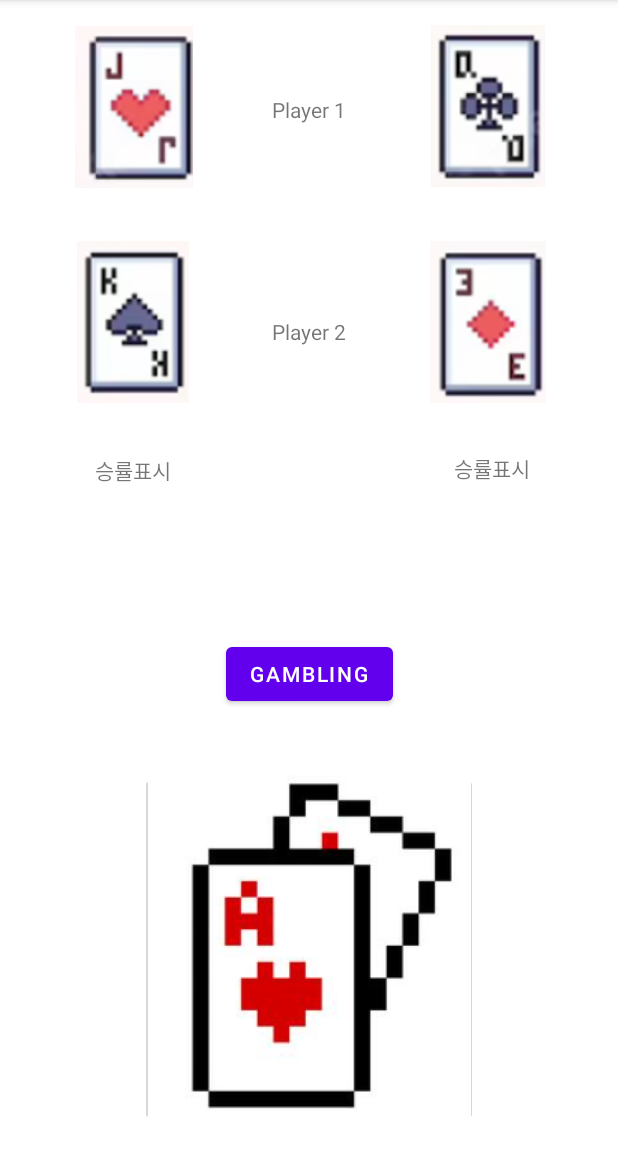
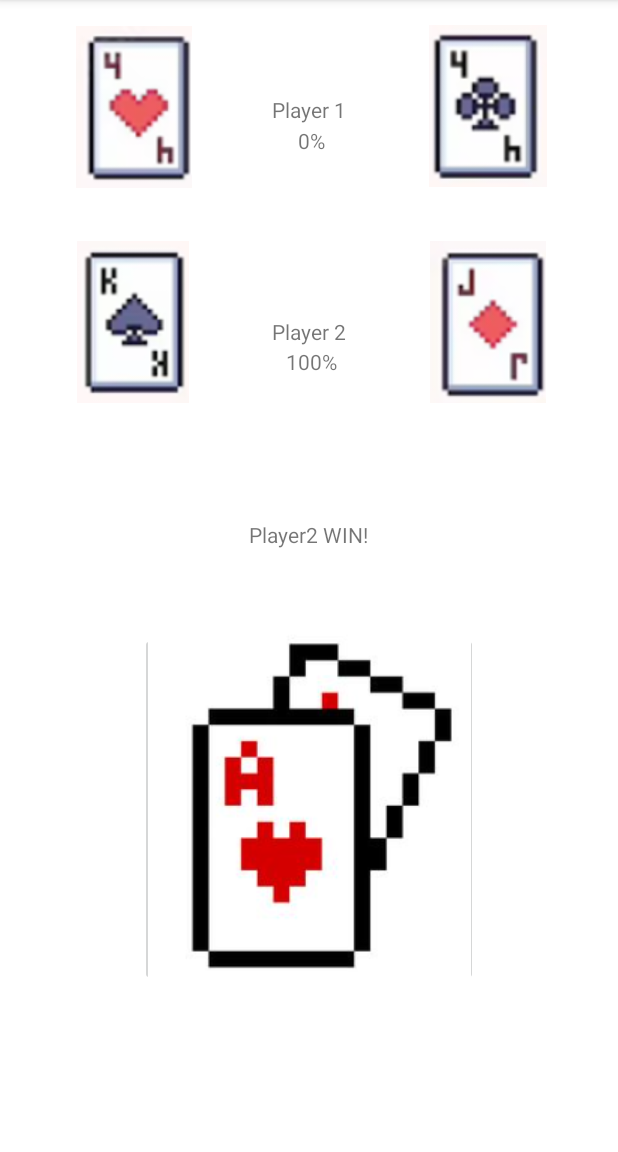
Before and after one commit to soominnnn/MobileProgramming, an Android app: the screen it shows after launch (MainActivity), after a tap on "btn", on a phone screen of 412 x 824 dp, the part 84-1236 px from its top. Run offline under Robolectric (Android 15) with nearby library versions, the phone set to English and light mode, and no system bars.

Commit message:
Gambling

```diff
--- a/app/src/main/java/com/example/mobileprogramming20230406/MainActivity.java
+++ b/app/src/main/java/com/example/mobileprogramming20230406/MainActivity.java
@@ -6,6 +6,7 @@ import android.os.Bundle;
 import android.view.View;
 import android.widget.ImageButton;
 import android.widget.ImageView;
+import android.widget.TextView;
 
 import java.util.Random;
 
@@ -14,6 +15,8 @@ public class MainActivity extends AppCompatActivity {
 
     ImageView ImageViewP1Num1,ImageViewP1Num2,ImageViewP2Num1, ImageViewP2Num2;
     ImageButton imageButton;
+
+    TextView winner, percentageP1, percentageP2 ;
 
     int[] clover = {R.drawable.clover1,R.drawable.clover2,R.drawable.clover3,
             R.drawable.clover4,R.drawable.clover5,R.drawable.clover6,R.drawable.clover7,
@@ -33,6 +36,13 @@ public class MainActivity extends AppCompatActivity {
             R.drawable.daia8,R.drawable.daia9,R.drawable.daia10,R.drawable.daia11,
             R.drawable.daia12,R.drawable.daia13};
 
+    int WinP1 = 0;
+    int WinP2 = 0;
+    int Count = 0;
+
+    long Sum_string = 0;
+    long Sum_string2 = 0;
+
     @Override
     protected void onCreate(Bundle savedInstanceState) {
         super.onCreate(savedInstanceState);
@@ -45,21 +55,44 @@ public class MainActivity extends AppCompatActivity {
 
         imageButton = findViewById(R.id.imageButton);
 
+        winner = findViewById(R.id.winnerPlayer);
+        percentageP1 = findViewById(R.id.percentageP1);
+        percentageP2 = findViewById(R.id.percentageP2);
+
         ImageView[] imageViews = {ImageViewP1Num1,ImageViewP1Num2,
                                   ImageViewP2Num1,ImageViewP2Num2 };
 
         imageButton.setOnClickListener(new View.OnClickListener() {
             @Override
             public void onClick(View view) {
+                Count++;
                 Random random = new Random();
-                int randomP1 = random.nextInt(14);
-                int randomP2 = random.nextInt(14);
-                int randomP12 = random.nextInt(14);
-                int randomP22 = random.nextInt(14);
+                int randomP1 = random.nextInt(13);
+                int randomP2 = random.nextInt(13);
+                int randomP12 = random.nextInt(13);
+                int randomP22 = random.nextInt(13);
                 imageViews[0].setImageResource(heart[randomP1]);
                 imageViews[1].setImageResource(clover[randomP12]);
                 imageViews[2].setImageResource(spade[randomP2]);
                 imageViews[3].setImageResource(daia[randomP22]);
+
+                if(randomP1 + randomP12 > randomP2 + randomP22){
+                    winner.setText("Player1 WIN!");
+                    WinP1++;
+                }
+                else if(randomP1 + randomP12 == randomP2 + randomP22){
+                    winner.setText("무승부!");
+                }
+                else{
+                    winner.setText("Player2 WIN!");
+                    WinP2++;
+                }
+                double Sum = (((float) WinP1 / Count) * 100);
+                Sum_string = Math.round(Sum);
+                percentageP1.setText(String.valueOf(Sum_string) + "%");
+                double Sum2 = (((float) WinP2 / Count) * 100);
+                Sum_string2 = Math.round(Sum2);
+                percentageP2.setText(String.valueOf(Sum_string2) + "%");
             }
         });
     }
--- a/app/src/main/res/layout/activity_main.xml
+++ b/app/src/main/res/layout/activity_main.xml
@@ -58,17 +58,6 @@
         app:layout_constraintVertical_bias="0.243"
         app:srcCompat="@drawable/daia" />
 
-    <Button
-        android:id="@+id/button"
-        android:layout_width="wrap_content"
-        android:layout_height="wrap_content"
-        android:text="Gambling"
-        app:layout_constraintBottom_toBottomOf="parent"
-        app:layout_constraintEnd_toEndOf="parent"
-        app:layout_constraintStart_toStartOf="parent"
-        app:layout_constraintTop_toTopOf="parent"
-        app:layout_constraintVertical_bias="0.591" />
-
     <ImageButton
         android:id="@+id/imageButton"
         android:layout_width="225dp"
@@ -78,9 +67,8 @@
         app:layout_constraintEnd_toEndOf="parent"
         app:layout_constraintStart_toStartOf="parent"
         app:layout_constraintTop_toTopOf="parent"
-        app:layout_constraintVertical_bias="0.967"
-        app:srcCompat="@drawable/imagebutton"
-        />
+        app:layout_constraintVertical_bias="0.792"
+        app:srcCompat="@drawable/imagebutton" />
 
     <TextView
         android:id="@+id/textView"
@@ -111,10 +99,22 @@
         android:text="승률표시"
         app:layout_constraintBottom_toBottomOf="parent"
         app:layout_constraintEnd_toEndOf="parent"
-        app:layout_constraintHorizontal_bias="0.838"
+        app:layout_constraintHorizontal_bias="0.504"
         app:layout_constraintStart_toStartOf="parent"
         app:layout_constraintTop_toTopOf="parent"
-        app:layout_constraintVertical_bias="0.404" />
+        app:layout_constraintVertical_bias="0.309" />
+
+    <TextView
+        android:id="@+id/winnerPlayer"
+        android:layout_width="wrap_content"
+        android:layout_height="wrap_content"
+        android:text="Who is winner!"
+        app:layout_constraintBottom_toBottomOf="parent"
+        app:layout_constraintEnd_toEndOf="parent"
+        app:layout_constraintHorizontal_bias="0.498"
+        app:layout_constraintStart_toStartOf="parent"
+        app:layout_constraintTop_toTopOf="parent"
+        app:layout_constraintVertical_bias="0.463" />
 
     <TextView
         android:id="@+id/percentageP1"
@@ -123,9 +123,9 @@
         android:text="승률표시"
         app:layout_constraintBottom_toBottomOf="parent"
         app:layout_constraintEnd_toEndOf="parent"
-        app:layout_constraintHorizontal_bias="0.175"
+        app:layout_constraintHorizontal_bias="0.504"
         app:layout_constraintStart_toStartOf="parent"
         app:layout_constraintTop_toTopOf="parent"
-        app:layout_constraintVertical_bias="0.405" />
+        app:layout_constraintVertical_bias="0.112" />
 
 </androidx.constraintlayout.widget.ConstraintLayout>
```
Also changed, not shown: app/src/main/res/drawable/paper.png (added), app/src/main/res/drawable/rock.png (added), app/src/main/res/drawable/scissors.png (added).
